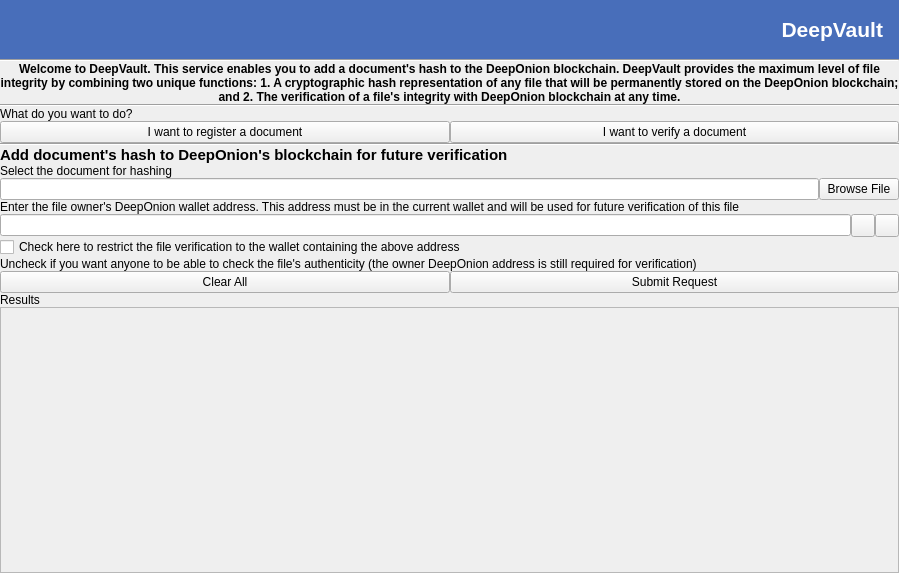
This is src/qt/forms/deepvaultpage.ui in deeponion/deeponion-legacy as Qt 5 draws it before an edit. The edited form follows.
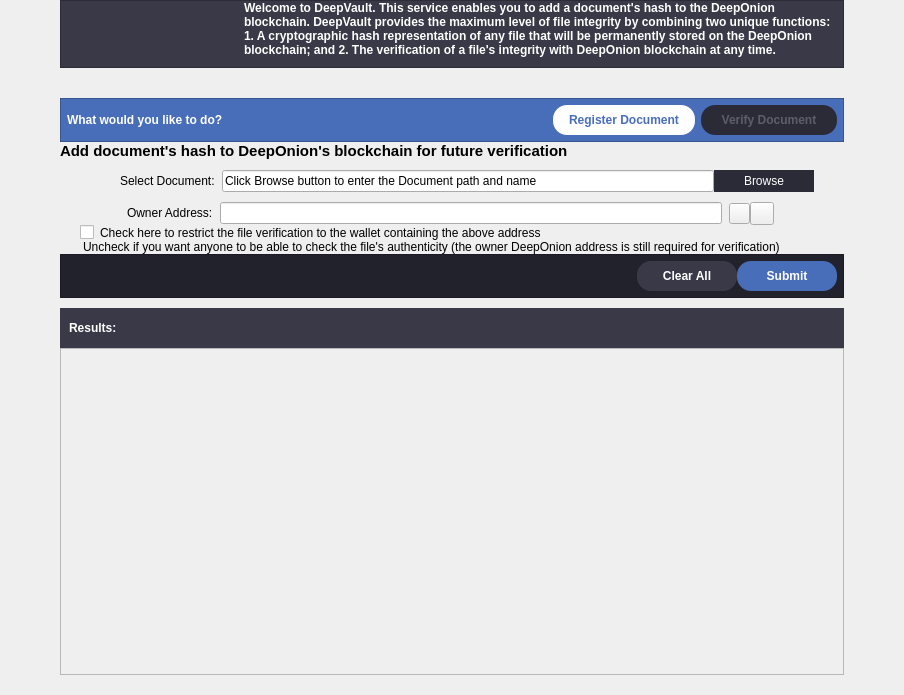
This is the edited form. Icons and pictures are not drawn. Custom widgets are drawn as their Qt base class.

```diff
--- a/src/qt/forms/deepvaultpage.ui
+++ b/src/qt/forms/deepvaultpage.ui
@@ -6,8 +6,8 @@
    <rect>
     <x>0</x>
     <y>0</y>
-    <width>899</width>
-    <height>573</height>
+    <width>904</width>
+    <height>695</height>
    </rect>
   </property>
   <property name="windowTitle">
@@ -33,92 +33,226 @@
     <number>0</number>
    </property>
    <item>
-    <widget class="QLabel" name="deepVaultBanner">
-     <property name="minimumSize">
-      <size>
-       <width>0</width>
-       <height>59</height>
-      </size>
+    <layout class="QHBoxLayout" name="horizontalLayout_4">
+     <property name="topMargin">
+      <number>0</number>
      </property>
-     <property name="font">
-      <font>
-       <family>MS Shell Dlg 2</family>
-       <pointsize>16</pointsize>
-       <weight>75</weight>
-       <bold>true</bold>
-      </font>
-     </property>
-     <property name="styleSheet">
-      <string notr="true">background-color: #486EBA; color: white;padding-right: 10px;</string>
-     </property>
-     <property name="text">
-      <string>DeepVault</string>
-     </property>
-     <property name="alignment">
-      <set>Qt::AlignRight|Qt::AlignTrailing|Qt::AlignVCenter</set>
-     </property>
-    </widget>
-   </item>
    <item>
-    <widget class="Line" name="line">
+      <spacer name="horizontalSpacer_2">
      <property name="orientation">
       <enum>Qt::Horizontal</enum>
      </property>
+       <property name="sizeType">
+        <enum>QSizePolicy::Fixed</enum>
+       </property>
+       <property name="sizeHint" stdset="0">
+        <size>
+         <width>60</width>
+         <height>20</height>
+        </size>
+       </property>
+      </spacer>
+     </item>
+     <item>
+      <layout class="QVBoxLayout" name="verticalLayout_4">
+       <property name="spacing">
+        <number>0</number>
+       </property>
+       <item>
+        <widget class="QFrame" name="frameExplantion">
+         <property name="styleSheet">
+          <string notr="true">background-color: #393947; margin-bottom: 10px;</string>
+         </property>
+         <property name="frameShape">
+          <enum>QFrame::StyledPanel</enum>
+         </property>
+         <property name="frameShadow">
+          <enum>QFrame::Raised</enum>
+         </property>
+         <layout class="QHBoxLayout" name="horizontalLayout_7">
+          <property name="spacing">
+           <number>0</number>
+          </property>
+          <property name="leftMargin">
+           <number>0</number>
+          </property>
+          <property name="topMargin">
+           <number>0</number>
+          </property>
+          <property name="rightMargin">
+           <number>0</number>
+          </property>
+          <property name="bottomMargin">
+           <number>0</number>
+          </property>
+          <item>
+           <layout class="QHBoxLayout" name="horizontalLayout_6">
+            <item>
+             <widget class="QPushButton" name="deepVaultLogoPushButton">
+              <property name="maximumSize">
+               <size>
+                <width>180</width>
+                <height>16777215</height>
+               </size>
+              </property>
+              <property name="styleSheet">
+               <string notr="true">background-color: #393947; border: none;</string>
+              </property>
+              <property name="text">
+               <string/>
+              </property>
+              <property name="icon">
+               <iconset resource="../bitcoin.qrc">
+                <normaloff>:/icons/deepVaultLogoWhite</normaloff>
+                <normalon>:/icons/deepVaultLogoWhite</normalon>:/icons/deepVaultLogoWhite</iconset>
+              </property>
+              <property name="iconSize">
+               <size>
+                <width>180</width>
+                <height>30</height>
+               </size>
+              </property>
     </widget>
    </item>
    <item>
-    <widget class="QLabel" name="summary">
+             <widget class="QLabel" name="label">
+              <property name="styleSheet">
+               <string notr="true">color: white; font-weight: bold;</string>
+              </property>
      <property name="text">
-      <string>&lt;html&gt;&lt;head/&gt;&lt;body&gt;&lt;p align=&quot;center&quot;&gt;&lt;span style=&quot; font-weight:600;&quot;&gt;Welcome to DeepVault. This service enables you to add a document's hash to the DeepOnion blockchain. DeepVault provides the maximum level of file integrity by combining two unique functions: 1. A cryptographic hash representation of any file that will be permanently stored on the DeepOnion blockchain; and 2. The verification of a file's integrity with DeepOnion blockchain at any time.&lt;/span&gt;&lt;/p&gt;&lt;/body&gt;&lt;/html&gt;</string>
+               <string>Welcome to DeepVault. This service enables you to add a document's hash to the DeepOnion blockchain. DeepVault provides the maximum level of file integrity by combining two unique functions: 1. A cryptographic hash representation of any file that will be permanently stored on the DeepOnion blockchain; and 2. The verification of a file's integrity with DeepOnion blockchain at any time.</string>
      </property>
      <property name="wordWrap">
       <bool>true</bool>
      </property>
     </widget>
    </item>
-   <item>
-    <widget class="Line" name="separationLine1">
-     <property name="orientation">
-      <enum>Qt::Horizontal</enum>
-     </property>
-    </widget>
-   </item>
+           </layout>
+          </item>
+         </layout>
+        </widget>
+       </item>
+       <item>
+        <layout class="QVBoxLayout" name="mainFormVLayout">
+         <property name="topMargin">
+          <number>20</number>
+         </property>
+         <property name="bottomMargin">
+          <number>20</number>
+         </property>
+         <item>
+          <widget class="QFrame" name="formTitleWithButtonsFrame">
+           <property name="styleSheet">
+            <string notr="true">background: #486EBA;</string>
+           </property>
+           <property name="frameShape">
+            <enum>QFrame::StyledPanel</enum>
+           </property>
+           <property name="frameShadow">
+            <enum>QFrame::Raised</enum>
+           </property>
+           <layout class="QHBoxLayout" name="horizontalLayout_9">
+            <property name="leftMargin">
+             <number>0</number>
+            </property>
+            <property name="topMargin">
+             <number>0</number>
+            </property>
+            <property name="rightMargin">
+             <number>0</number>
+            </property>
+            <property name="bottomMargin">
+             <number>0</number>
+            </property>
+            <item>
+             <layout class="QHBoxLayout" name="horizontalLayout_5">
+              <property name="leftMargin">
+               <number>6</number>
+              </property>
+              <property name="topMargin">
+               <number>6</number>
+              </property>
+              <property name="rightMargin">
+               <number>6</number>
+              </property>
+              <property name="bottomMargin">
+               <number>6</number>
+              </property>
    <item>
     <widget class="QLabel" name="choose_label">
      <property name="font">
       <font>
-       <weight>50</weight>
-       <bold>false</bold>
-      </font>
-     </property>
+                  <weight>75</weight>
+                  <bold>true</bold>
+                 </font>
+                </property>
+                <property name="styleSheet">
+                 <string notr="true">color: white; font-weight: bold;</string>
+                </property>
      <property name="text">
-      <string>&lt;html&gt;&lt;head/&gt;&lt;body&gt;&lt;p&gt;What do you want to do?&lt;/p&gt;&lt;/body&gt;&lt;/html&gt;</string>
+                 <string>&lt;html&gt;&lt;head/&gt;&lt;body&gt;&lt;p&gt;What would you like to do?&lt;/p&gt;&lt;/body&gt;&lt;/html&gt;</string>
      </property>
     </widget>
    </item>
-   <item>
-    <layout class="QHBoxLayout" name="horizontalLayout">
      <item>
       <widget class="QPushButton" name="buttonRegister">
+                <property name="sizePolicy">
+                 <sizepolicy hsizetype="Fixed" vsizetype="Fixed">
+                  <horstretch>0</horstretch>
+                  <verstretch>0</verstretch>
+                 </sizepolicy>
+                </property>
+                <property name="minimumSize">
+                 <size>
+                  <width>142</width>
+                  <height>30</height>
+                 </size>
+                </property>
+                <property name="font">
+                 <font>
+                  <weight>75</weight>
+                  <bold>true</bold>
+                 </font>
+                </property>
+                <property name="styleSheet">
+                 <string notr="true">background-color: #FFFFFF;color: #486EBA;border-radius:14px;border-width:0px;</string>
+                </property>
        <property name="text">
-        <string>I want to register a document</string>
+                 <string>Register Document</string>
        </property>
       </widget>
      </item>
      <item>
       <widget class="QPushButton" name="buttonVerify">
+                <property name="sizePolicy">
+                 <sizepolicy hsizetype="Fixed" vsizetype="Fixed">
+                  <horstretch>0</horstretch>
+                  <verstretch>0</verstretch>
+                 </sizepolicy>
+                </property>
+                <property name="minimumSize">
+                 <size>
+                  <width>136</width>
+                  <height>30</height>
+                 </size>
+                </property>
+                <property name="font">
+                 <font>
+                  <weight>75</weight>
+                  <bold>true</bold>
+                 </font>
+                </property>
+                <property name="styleSheet">
+                 <string notr="true">background-color: #2B2B38;color: #5D5D6A;border-radius:14px;border-width:0px;</string>
+                </property>
        <property name="text">
-        <string>I want to verify a document</string>
+                 <string>Verify Document</string>
        </property>
       </widget>
      </item>
     </layout>
    </item>
-   <item>
-    <widget class="Line" name="separationLine2">
-     <property name="orientation">
-      <enum>Qt::Horizontal</enum>
-     </property>
+           </layout>
     </widget>
    </item>
    <item>
@@ -136,48 +270,108 @@
      </property>
     </widget>
    </item>
-   <item>
-    <widget class="QLabel" name="selectDocumentLabel">
-     <property name="text">
-      <string>&lt;html&gt;&lt;head/&gt;&lt;body&gt;&lt;p&gt;Select the document for hashing&lt;/p&gt;&lt;/body&gt;&lt;/html&gt;</string>
-     </property>
-    </widget>
-   </item>
    <item>
     <layout class="QHBoxLayout" name="horizontalLayout_2">
+           <property name="spacing">
+            <number>0</number>
+           </property>
+           <property name="leftMargin">
+            <number>60</number>
+           </property>
+           <property name="topMargin">
+            <number>10</number>
+           </property>
+           <property name="rightMargin">
+            <number>30</number>
+           </property>
+           <item>
+            <widget class="QLabel" name="selectDocumentLabel">
+             <property name="text">
+              <string>&lt;html&gt;&lt;head/&gt;&lt;body&gt;&lt;p&gt;Select Document:&lt;/p&gt;&lt;/body&gt;&lt;/html&gt;</string>
+             </property>
+            </widget>
+           </item>
      <item>
       <widget class="QLineEdit" name="fileLineEdit">
+             <property name="minimumSize">
+              <size>
+               <width>0</width>
+               <height>22</height>
+              </size>
+             </property>
        <property name="toolTip">
         <string>The document to check or to hash and put in the blockchain</string>
        </property>
+             <property name="styleSheet">
+              <string notr="true">margin-left: 7px;</string>
+             </property>
+             <property name="text">
+              <string>Click Browse button to enter the Document path and name</string>
+             </property>
       </widget>
      </item>
      <item>
       <widget class="QPushButton" name="browseFileButton">
+             <property name="sizePolicy">
+              <sizepolicy hsizetype="Fixed" vsizetype="Fixed">
+               <horstretch>0</horstretch>
+               <verstretch>0</verstretch>
+              </sizepolicy>
+             </property>
+             <property name="minimumSize">
+              <size>
+               <width>100</width>
+               <height>22</height>
+              </size>
+             </property>
+             <property name="autoFillBackground">
+              <bool>false</bool>
+             </property>
+             <property name="styleSheet">
+              <string notr="true">background-color: #2B2B38;color: #FFFFFF;border-radius:0px;border-width:0px;</string>
+             </property>
        <property name="text">
-        <string>Browse File</string>
+              <string>Browse</string>
        </property>
       </widget>
      </item>
     </layout>
    </item>
-   <item>
-    <widget class="QLabel" name="selectAddressLabel">
-     <property name="text">
-      <string>&lt;html&gt;&lt;head/&gt;&lt;body&gt;&lt;p&gt;Enter the file owner's DeepOnion wallet address. This address must be in the current wallet and will be used for future verification of this file&lt;/p&gt;&lt;/body&gt;&lt;/html&gt;</string>
-     </property>
-    </widget>
-   </item>
    <item>
     <layout class="QHBoxLayout" name="addressLayout">
      <property name="spacing">
       <number>0</number>
      </property>
+           <property name="leftMargin">
+            <number>67</number>
+           </property>
+           <property name="topMargin">
+            <number>10</number>
+           </property>
+           <property name="rightMargin">
+            <number>70</number>
+           </property>
+           <item>
+            <widget class="QLabel" name="selectAddressLabel">
+             <property name="text">
+              <string>&lt;html&gt;&lt;head/&gt;&lt;body&gt;&lt;p&gt;Owner Address:&lt;/p&gt;&lt;/body&gt;&lt;/html&gt;</string>
+             </property>
+            </widget>
+           </item>
      <item>
       <widget class="QValidatedLineEdit" name="addressLineEdit">
+             <property name="minimumSize">
+              <size>
+               <width>0</width>
+               <height>22</height>
+              </size>
+             </property>
        <property name="toolTip">
         <string>The document owner address</string>
        </property>
+             <property name="styleSheet">
+              <string notr="true">margin-left: 7px;</string>
+             </property>
        <property name="maxLength">
         <number>34</number>
        </property>
@@ -188,6 +382,9 @@
        <property name="toolTip">
         <string>Choose address from address book</string>
        </property>
+             <property name="styleSheet">
+              <string notr="true">margin-left: 7px;</string>
+             </property>
        <property name="text">
         <string/>
        </property>
@@ -221,6 +418,9 @@
    </item>
    <item>
     <widget class="QCheckBox" name="checkBox">
+           <property name="styleSheet">
+            <string notr="true">margin-left: 20px;</string>
+           </property>
      <property name="text">
       <string>Check here to restrict the file verification to the wallet containing the above address</string>
      </property>
@@ -228,6 +428,9 @@
    </item>
    <item>
     <widget class="QLabel" name="warningLabel">
+           <property name="styleSheet">
+            <string notr="true">margin-left: 20px;</string>
+           </property>
      <property name="text">
       <string>Uncheck if you want anyone to be able to check the file's authenticity (the owner DeepOnion address is still required for verification)</string>
      </property>
@@ -237,9 +440,85 @@
     </widget>
    </item>
    <item>
-    <layout class="QHBoxLayout" name="horizontalLayout_3">
+          <widget class="QFrame" name="submitBarFrame">
+           <property name="styleSheet">
+            <string notr="true">background: #22222C;</string>
+           </property>
+           <property name="frameShape">
+            <enum>QFrame::StyledPanel</enum>
+           </property>
+           <property name="frameShadow">
+            <enum>QFrame::Raised</enum>
+           </property>
+           <layout class="QHBoxLayout" name="horizontalLayout_11">
+            <property name="spacing">
+             <number>0</number>
+            </property>
+            <property name="leftMargin">
+             <number>0</number>
+            </property>
+            <property name="topMargin">
+             <number>0</number>
+            </property>
+            <property name="rightMargin">
+             <number>0</number>
+            </property>
+            <property name="bottomMargin">
+             <number>0</number>
+            </property>
+            <item>
+             <layout class="QHBoxLayout" name="horizontalLayout_10">
+              <property name="leftMargin">
+               <number>6</number>
+              </property>
+              <property name="topMargin">
+               <number>6</number>
+              </property>
+              <property name="rightMargin">
+               <number>6</number>
+              </property>
+              <property name="bottomMargin">
+               <number>6</number>
+              </property>
+              <item>
+               <spacer name="horizontalSpacer_3">
+                <property name="orientation">
+                 <enum>Qt::Horizontal</enum>
+                </property>
+                <property name="sizeType">
+                 <enum>QSizePolicy::Expanding</enum>
+                </property>
+                <property name="sizeHint" stdset="0">
+                 <size>
+                  <width>40</width>
+                  <height>20</height>
+                 </size>
+                </property>
+               </spacer>
+              </item>
      <item>
       <widget class="QPushButton" name="clearButton">
+                <property name="sizePolicy">
+                 <sizepolicy hsizetype="Fixed" vsizetype="Fixed">
+                  <horstretch>0</horstretch>
+                  <verstretch>0</verstretch>
+                 </sizepolicy>
+                </property>
+                <property name="minimumSize">
+                 <size>
+                  <width>100</width>
+                  <height>30</height>
+                 </size>
+                </property>
+                <property name="font">
+                 <font>
+                  <weight>75</weight>
+                  <bold>true</bold>
+                 </font>
+                </property>
+                <property name="styleSheet">
+                 <string notr="true">background-color: #393948;color: #FFFFFF;border-radius:14px;border-width:0px;</string>
+                </property>
        <property name="text">
         <string>Clear All</string>
        </property>
@@ -247,17 +526,62 @@
      </item>
      <item>
       <widget class="QPushButton" name="submitButton">
+                <property name="sizePolicy">
+                 <sizepolicy hsizetype="Fixed" vsizetype="Fixed">
+                  <horstretch>0</horstretch>
+                  <verstretch>0</verstretch>
+                 </sizepolicy>
+                </property>
+                <property name="minimumSize">
+                 <size>
+                  <width>100</width>
+                  <height>30</height>
+                 </size>
+                </property>
+                <property name="font">
+                 <font>
+                  <weight>75</weight>
+                  <bold>true</bold>
+                 </font>
+                </property>
+                <property name="styleSheet">
+                 <string notr="true">background-color: #486EBA;color: #FFFFFF;border-radius:14px;border-width:0px;</string>
+                </property>
        <property name="text">
-        <string>Submit Request</string>
+                 <string>Submit</string>
        </property>
       </widget>
      </item>
     </layout>
+            </item>
+           </layout>
+          </widget>
    </item>
    <item>
     <widget class="QLabel" name="resultLabel">
+           <property name="sizePolicy">
+            <sizepolicy hsizetype="Preferred" vsizetype="Fixed">
+             <horstretch>0</horstretch>
+             <verstretch>0</verstretch>
+            </sizepolicy>
+           </property>
+           <property name="minimumSize">
+            <size>
+             <width>0</width>
+             <height>50</height>
+            </size>
+           </property>
+           <property name="font">
+            <font>
+             <weight>75</weight>
+             <bold>true</bold>
+            </font>
+           </property>
+           <property name="styleSheet">
+            <string notr="true">background: #393948; color: white; padding-left: 6px; margin-top: 10px;</string>
+           </property>
      <property name="text">
-      <string>Results</string>
+            <string>Results:</string>
      </property>
     </widget>
    </item>
@@ -271,8 +595,8 @@
        <rect>
         <x>0</x>
         <y>0</y>
-        <width>897</width>
-        <height>265</height>
+              <width>762</width>
+              <height>211</height>
        </rect>
       </property>
       <layout class="QVBoxLayout" name="verticalLayout_2">
@@ -311,6 +635,28 @@
       </layout>
      </widget>
     </widget>
+         </item>
+        </layout>
+       </item>
+      </layout>
+     </item>
+     <item>
+      <spacer name="horizontalSpacer">
+       <property name="orientation">
+        <enum>Qt::Horizontal</enum>
+       </property>
+       <property name="sizeType">
+        <enum>QSizePolicy::Fixed</enum>
+       </property>
+       <property name="sizeHint" stdset="0">
+        <size>
+         <width>60</width>
+         <height>20</height>
+        </size>
+       </property>
+      </spacer>
+     </item>
+    </layout>
    </item>
   </layout>
  </widget>
```
Lines whose indentation alone changed are shown as unchanged.
